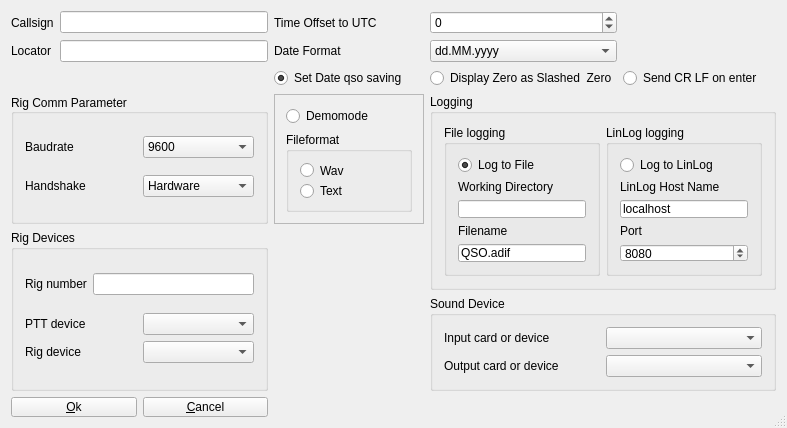
dl1ksv/linpsk, file gui/generalsettings.ui: the form before one commit.
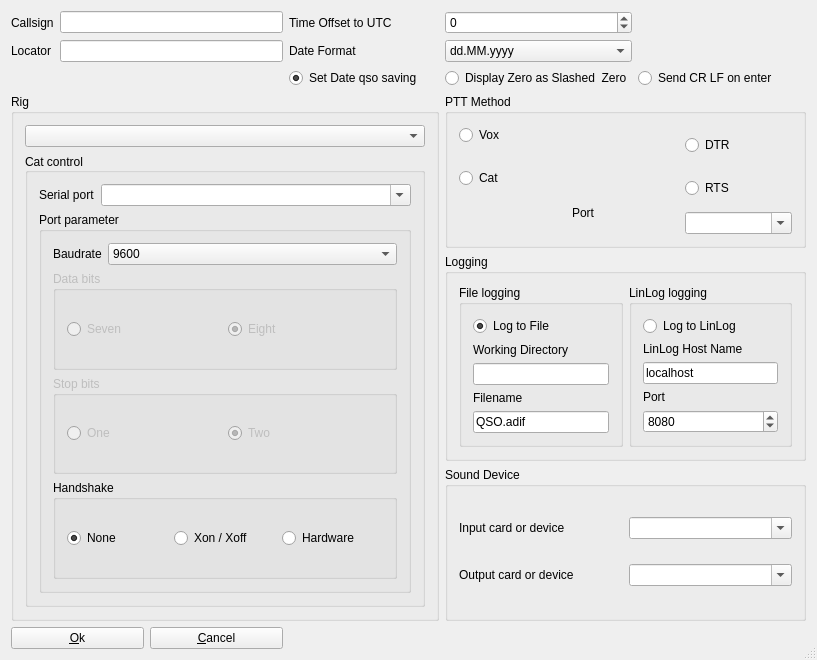
The form after the commit.

Commit message: Improve hamlib usage Searching for bluetooth to serial devices Removing demomode

```diff
--- a/gui/generalsettings.ui
+++ b/gui/generalsettings.ui
@@ -6,8 +6,8 @@
    <rect>
     <x>0</x>
     <y>0</y>
-    <width>787</width>
-    <height>428</height>
+    <width>817</width>
+    <height>660</height>
    </rect>
   </property>
   <property name="sizePolicy">
@@ -192,23 +192,62 @@
      </property>
     </widget>
    </item>
-   <item row="3" column="0" colspan="2">
-    <widget class="QGroupBox" name="groupBox">
+   <item row="3" column="0" colspan="3">
+    <widget class="QGroupBox" name="groupBox_7">
      <property name="title">
-      <string>Rig Comm Parameter</string>
+      <string>Rig</string>
+     </property>
+     <layout class="QVBoxLayout" name="verticalLayout_5">
+      <item>
+       <widget class="QComboBox" name="modelNr">
+        <property name="maxVisibleItems">
+         <number>15</number>
+        </property>
+       </widget>
+      </item>
+      <item>
+       <widget class="QGroupBox" name="catControl">
+        <property name="title">
+         <string>Cat control</string>
      </property>
      <property name="alignment">
       <set>Qt::AlignLeading|Qt::AlignLeft|Qt::AlignVCenter</set>
      </property>
-     <layout class="QGridLayout" name="gridLayout_5">
-      <item row="0" column="0">
+        <layout class="QVBoxLayout" name="verticalLayout_2">
+         <item>
+          <layout class="QHBoxLayout" name="horizontalLayout_7" stretch="1,6">
+           <item>
+            <widget class="QLabel" name="portText">
+             <property name="text">
+              <string>Serial port</string>
+             </property>
+            </widget>
+           </item>
+           <item>
+            <widget class="QComboBox" name="rigPort">
+             <property name="editable">
+              <bool>true</bool>
+             </property>
+            </widget>
+           </item>
+          </layout>
+         </item>
+         <item>
+          <widget class="QGroupBox" name="portParameter">
+           <property name="title">
+            <string>Port parameter</string>
+           </property>
+           <layout class="QVBoxLayout" name="verticalLayout">
+            <item>
+             <layout class="QHBoxLayout" name="horizontalLayout_4" stretch="1,6">
+              <item>
        <widget class="QLabel" name="label_14">
         <property name="text">
          <string>Baudrate</string>
         </property>
        </widget>
       </item>
-      <item row="0" column="1">
+              <item>
        <widget class="QComboBox" name="baudRate">
         <property name="toolTip">
          <string>Select Baudrate</string>
@@ -253,93 +292,165 @@
         </item>
        </widget>
       </item>
-      <item row="1" column="0">
-       <widget class="QLabel" name="label_15">
+             </layout>
+            </item>
+            <item>
+             <widget class="QGroupBox" name="groupBox">
+              <property name="enabled">
+               <bool>false</bool>
+              </property>
+              <property name="title">
+               <string>Data bits</string>
+              </property>
+              <property name="checkable">
+               <bool>false</bool>
+              </property>
+              <layout class="QHBoxLayout" name="horizontalLayout_3">
+               <item>
+                <widget class="QRadioButton" name="data7">
         <property name="text">
+                  <string>Seven</string>
+                 </property>
+                </widget>
+               </item>
+               <item>
+                <widget class="QRadioButton" name="data8">
+                 <property name="text">
+                  <string>Eight</string>
+                 </property>
+                 <property name="checked">
+                  <bool>true</bool>
+                 </property>
+                </widget>
+               </item>
+              </layout>
+             </widget>
+            </item>
+            <item>
+             <widget class="QGroupBox" name="groupBox_2">
+              <property name="enabled">
+               <bool>false</bool>
+              </property>
+              <property name="title">
+               <string>Stop bits</string>
+              </property>
+              <layout class="QHBoxLayout" name="horizontalLayout_5">
+               <item>
+                <widget class="QRadioButton" name="stop1">
+                 <property name="text">
+                  <string>One</string>
+                 </property>
+                </widget>
+               </item>
+               <item>
+                <widget class="QRadioButton" name="stop2">
+                 <property name="text">
+                  <string>Two</string>
+                 </property>
+                 <property name="checked">
+                  <bool>true</bool>
+                 </property>
+                </widget>
+               </item>
+              </layout>
+             </widget>
+            </item>
+            <item>
+             <widget class="QGroupBox" name="handshake">
+              <property name="title">
          <string>Handshake</string>
         </property>
-       </widget>
-      </item>
-      <item row="1" column="1">
-       <widget class="QComboBox" name="handShake">
-        <property name="toolTip">
-         <string>Select Handshake</string>
-        </property>
-        <property name="currentIndex">
-         <number>1</number>
-        </property>
-        <property name="maxVisibleItems">
-         <number>3</number>
-        </property>
+              <layout class="QHBoxLayout" name="horizontalLayout_6">
         <item>
+                <widget class="QRadioButton" name="handshakeNone">
          <property name="text">
           <string>None</string>
          </property>
+                 <property name="checked">
+                  <bool>true</bool>
+                 </property>
+                </widget>
         </item>
         <item>
+                <widget class="QRadioButton" name="handshakeSoft">
+                 <property name="text">
+                  <string>Xon / Xoff</string>
+                 </property>
+                </widget>
+               </item>
+               <item>
+                <widget class="QRadioButton" name="handshakeHard">
          <property name="text">
           <string>Hardware</string>
          </property>
-        </item>
-        <item>
-         <property name="text">
-          <string>XonXoff</string>
-         </property>
-        </item>
+                </widget>
+               </item>
+              </layout>
+             </widget>
+            </item>
+           </layout>
        </widget>
       </item>
      </layout>
     </widget>
    </item>
-   <item row="3" column="2">
-    <widget class="QFrame" name="frame">
-     <property name="frameShape">
-      <enum>QFrame::StyledPanel</enum>
-     </property>
-     <property name="frameShadow">
-      <enum>QFrame::Raised</enum>
-     </property>
-     <layout class="QVBoxLayout" name="verticalLayout_2">
-      <item>
-       <widget class="QRadioButton" name="Demomode">
-        <property name="text">
-         <string>Demomode</string>
-        </property>
-       </widget>
-      </item>
+     </layout>
+    </widget>
+   </item>
+   <item row="3" column="3" colspan="2">
+    <layout class="QVBoxLayout" name="verticalLayout_6">
       <item>
-       <widget class="QGroupBox" name="FileFormatLayout">
+      <widget class="QGroupBox" name="groupBox_8">
         <property name="title">
-         <string>Fileformat</string>
-        </property>
-        <layout class="QVBoxLayout" name="verticalLayout">
-         <item>
-          <widget class="QRadioButton" name="Wav">
+        <string>PTT Method</string>
+       </property>
+       <layout class="QGridLayout" name="gridLayout_2">
+        <item row="0" column="0" colspan="2">
+         <widget class="QRadioButton" name="voxPTT">
            <property name="text">
-            <string>Wav</string>
-           </property>
-           <property name="checked">
-            <bool>false</bool>
+           <string>Vox</string>
+          </property>
+         </widget>
+        </item>
+        <item row="0" column="2" rowspan="2">
+         <widget class="QRadioButton" name="dtr">
+          <property name="text">
+           <string>DTR</string>
            </property>
           </widget>
          </item>
-         <item>
-          <widget class="QRadioButton" name="Text">
+        <item row="1" column="0" rowspan="3" colspan="2">
+         <widget class="QRadioButton" name="catPTT">
            <property name="text">
-            <string>Text</string>
-           </property>
-           <property name="checked">
-            <bool>false</bool>
+           <string>Cat</string>
+          </property>
+         </widget>
+        </item>
+        <item row="2" column="2" rowspan="2">
+         <widget class="QRadioButton" name="rts">
+          <property name="text">
+           <string>RTS</string>
            </property>
           </widget>
          </item>
-        </layout>
-       </widget>
-      </item>
+        <item row="3" column="1" rowspan="2">
+         <widget class="QLabel" name="label_9">
+          <property name="text">
+           <string>Port</string>
+          </property>
+         </widget>
+        </item>
+        <item row="4" column="2">
+         <widget class="QComboBox" name="pttDevice">
+          <property name="editable">
+           <bool>true</bool>
+          </property>
+         </widget>
+        </item>
      </layout>
     </widget>
    </item>
-   <item row="3" column="3" rowspan="2" colspan="2">
+     <item>
     <widget class="QGroupBox" name="groupBox_3">
      <property name="title">
       <string>Logging</string>
@@ -450,64 +561,7 @@
      </layout>
     </widget>
    </item>
-   <item row="4" column="0" rowspan="2" colspan="2">
-    <widget class="QGroupBox" name="groupBox_2">
-     <property name="title">
-      <string>Rig Devices</string>
-     </property>
-     <layout class="QVBoxLayout" name="verticalLayout_5">
       <item>
-       <layout class="QHBoxLayout" name="horizontalLayout">
-        <item>
-         <widget class="QLabel" name="label_11">
-          <property name="text">
-           <string>Rig number</string>
-          </property>
-         </widget>
-        </item>
-        <item>
-         <widget class="QLineEdit" name="modelNr">
-          <property name="toolTip">
-           <string>Set Rig number as defined in hamlib</string>
-          </property>
-          <property name="inputMask">
-           <string extracomment="Modelnumber from hamlib">0999</string>
-          </property>
-          <property name="alignment">
-           <set>Qt::AlignRight|Qt::AlignTrailing|Qt::AlignVCenter</set>
-          </property>
-         </widget>
-        </item>
-       </layout>
-      </item>
-      <item>
-       <layout class="QGridLayout" name="gridLayout_2">
-        <item row="0" column="0">
-         <widget class="QLabel" name="label_9">
-          <property name="text">
-           <string>PTT device</string>
-          </property>
-         </widget>
-        </item>
-        <item row="1" column="0">
-         <widget class="QLabel" name="label_10">
-          <property name="text">
-           <string>Rig device</string>
-          </property>
-         </widget>
-        </item>
-        <item row="0" column="1">
-         <widget class="QComboBox" name="pttDevice"/>
-        </item>
-        <item row="1" column="1">
-         <widget class="QComboBox" name="rigControl"/>
-        </item>
-       </layout>
-      </item>
-     </layout>
-    </widget>
-   </item>
-   <item row="5" column="3" colspan="2">
     <widget class="QGroupBox" name="SoundDeviceBox">
      <property name="title">
       <string>Sound Device</string>
@@ -528,15 +582,25 @@
        </widget>
       </item>
       <item row="0" column="1">
-       <widget class="QComboBox" name="soundInputDeviceName"/>
+         <widget class="QComboBox" name="soundInputDeviceName">
+          <property name="editable">
+           <bool>true</bool>
+          </property>
+         </widget>
       </item>
       <item row="1" column="1">
-       <widget class="QComboBox" name="soundOutputDeviceName"/>
+         <widget class="QComboBox" name="soundOutputDeviceName">
+          <property name="editable">
+           <bool>true</bool>
+          </property>
+         </widget>
       </item>
      </layout>
     </widget>
    </item>
-   <item row="6" column="0" colspan="2">
+    </layout>
+   </item>
+   <item row="4" column="0" colspan="2">
     <layout class="QHBoxLayout" name="horizontalLayout_2">
      <item>
       <widget class="QPushButton" name="buttonOk">
@@ -599,7 +663,7 @@
      </item>
     </layout>
    </item>
-   <item row="6" column="2">
+   <item row="4" column="2">
     <spacer name="horizontalSpacer_8">
      <property name="orientation">
       <enum>Qt::Horizontal</enum>
@@ -612,7 +676,7 @@
      </property>
     </spacer>
    </item>
-   <item row="6" column="3" colspan="2">
+   <item row="4" column="3" colspan="2">
     <spacer name="horizontalSpacer">
      <property name="orientation">
       <enum>Qt::Horizontal</enum>
```
Left out of the diff: 36 changed lines with no effect on the pictures. Lines whose indentation alone changed are shown as unchanged. The commit also changes 23 other files.
